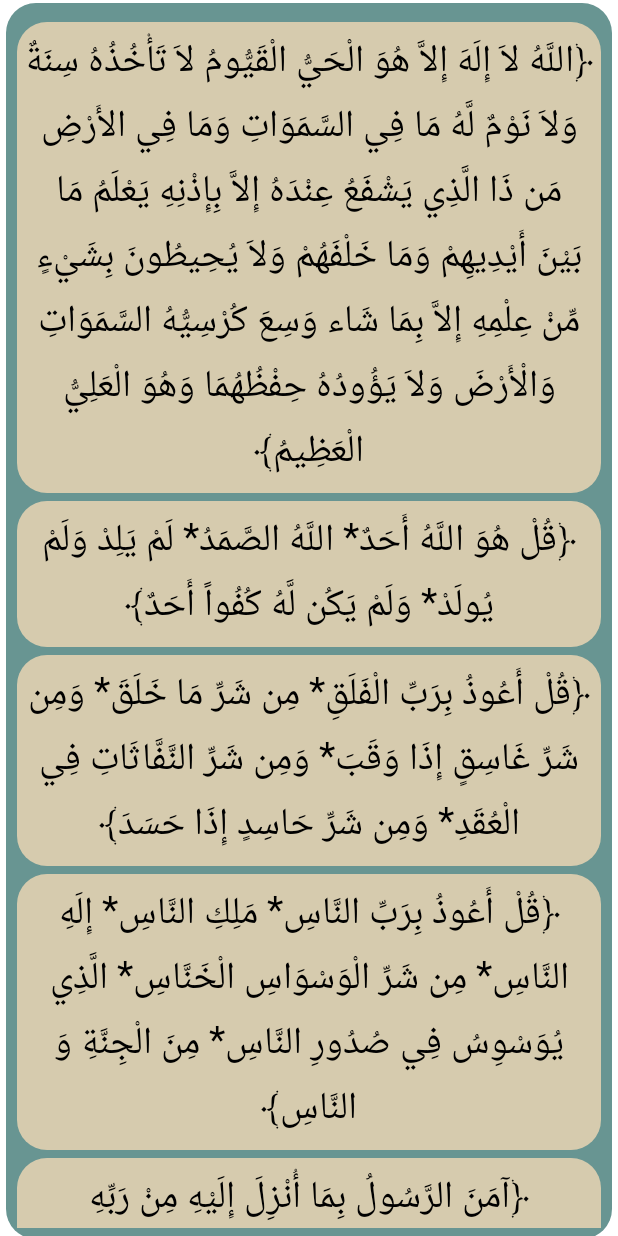
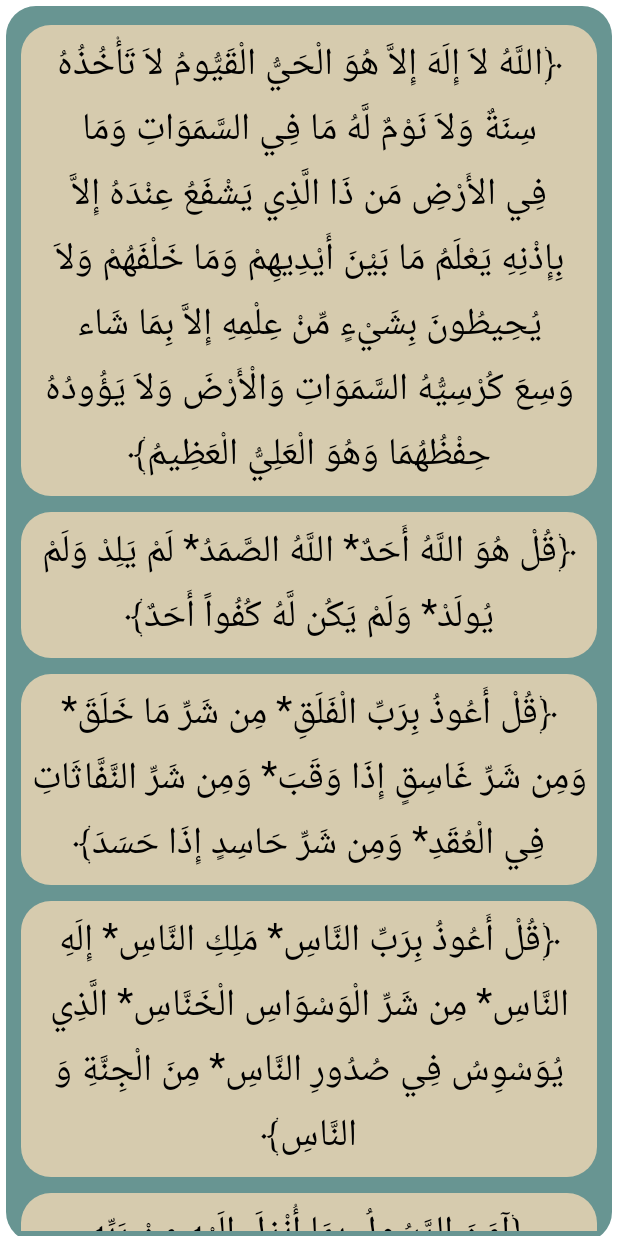
Before and after one commit to kareemwael9898/Azkar, an Android app: the MasaaActivity screen opened directly, with no data from a screen before it, on a phone screen of 412 x 824 dp. Run offline under Robolectric (Android 15) with nearby library versions, the phone set to English and light mode, and no system bars.

Commit message:
Edit layouts & itemView

```diff
--- a/app/src/main/res/layout/item_view.xml
+++ b/app/src/main/res/layout/item_view.xml
@@ -16,9 +16,10 @@
         android:layout_height="wrap_content"
         android:focusable="true"
 
-        app:layout_constraintLeft_toLeftOf="parent"
-        app:layout_constraintRight_toRightOf="parent"
+        app:layout_constraintBottom_toBottomOf="parent"
+        app:layout_constraintEnd_toEndOf="parent"
+        app:layout_constraintStart_toStartOf="parent"
         app:layout_constraintTop_toTopOf="parent"
-        tools:text="Kareem Wael" />
+        tools:text=" Kareem Wael Kareem Wael Kareem Wael Kareem Wael Kareem Wael Kareem WaelKareem WaelKareem WaelKareem WaelKareem WaelKareem Wael" />
 
 </androidx.constraintlayout.widget.ConstraintLayout>
--- a/app/src/main/res/layout/masaa_activity.xml
+++ b/app/src/main/res/layout/masaa_activity.xml
@@ -3,23 +3,26 @@
     xmlns:app="http://schemas.android.com/apk/res-auto"
     xmlns:tools="http://schemas.android.com/tools"
     android:layout_width="match_parent"
-    android:layout_height="match_parent">
+    android:layout_height="wrap_content"
+    >
 
         <androidx.recyclerview.widget.RecyclerView
             android:id="@+id/rv_masaa"
             android:layout_width="match_parent"
             android:layout_height="wrap_content"
             android:layout_marginHorizontal="4dp"
-            android:layout_marginTop="4dp"
+            android:layout_marginTop="8dp"
             android:background="@drawable/rounded_gr"
             android:gravity="center"
             android:orientation="vertical"
-            android:padding="7dp"
+            android:paddingVertical="7dp"
+            android:paddingHorizontal="10dp"
             app:layoutManager="androidx.recyclerview.widget.LinearLayoutManager"
             app:layout_constraintBottom_toBottomOf="parent"
+            app:layout_constraintLeft_toLeftOf="parent"
+            app:layout_constraintRight_toRightOf="parent"
             app:layout_constraintTop_toTopOf="parent"
-            tools:listitem="@layout/item_view"
-            >
+            tools:listitem="@layout/item_view">
 
         </androidx.recyclerview.widget.RecyclerView>
 </androidx.constraintlayout.widget.ConstraintLayout>
--- a/app/src/main/res/layout/sabah_activity.xml
+++ b/app/src/main/res/layout/sabah_activity.xml
@@ -10,6 +10,7 @@
         app:layout_constraintLeft_toLeftOf="parent"
         app:layout_constraintRight_toRightOf="parent"
         app:layout_constraintTop_toTopOf="parent"
+        app:layout_constraintBottom_toBottomOf="parent"
         >
 
         <LinearLayout
```
